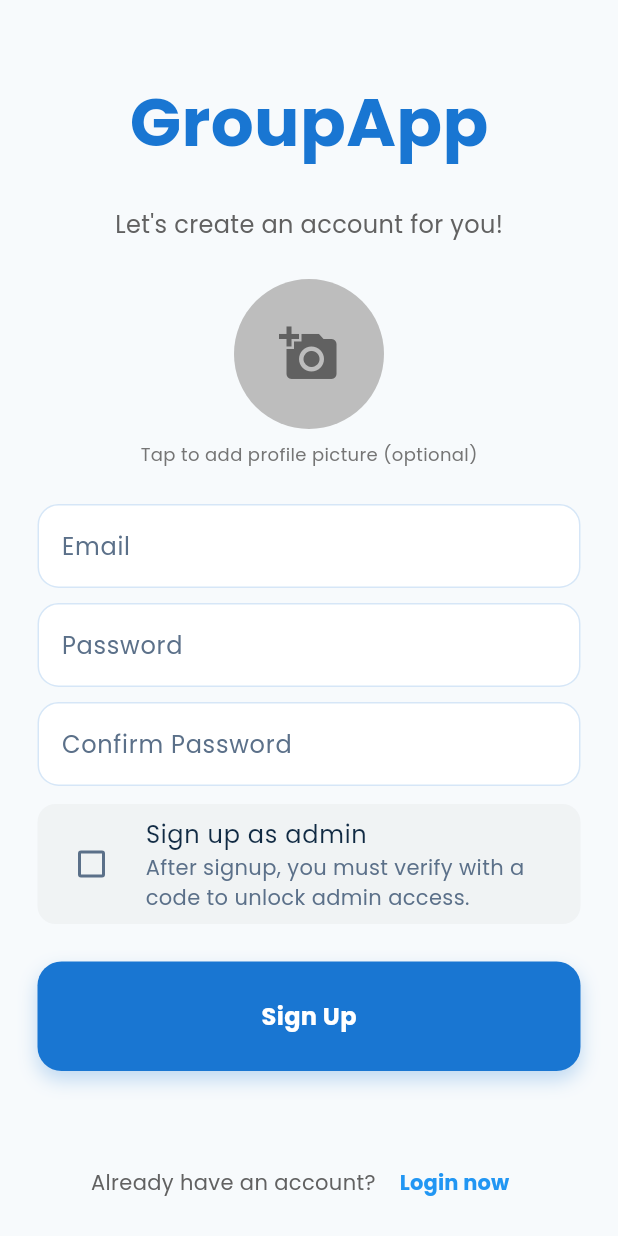
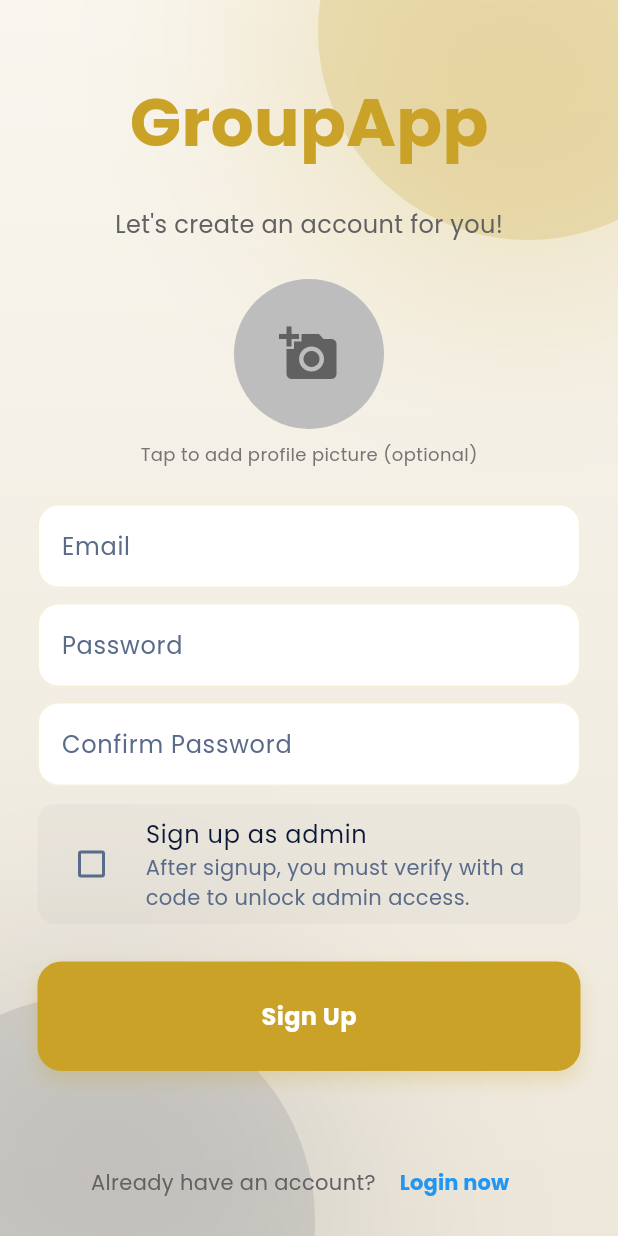
Before and after one commit to realcatapult/Map-25-26, a Flutter app: the screen it shows after launch, after a tap on "Register now", on a phone screen of 412 x 824 dp. Run offline on Flutter 3.47's test engine with Material 3 defaults, Android fonts, the light colour scheme and no system bars; our stand-ins replace cached_network_image, cloud_firestore, cloud_functions, file_picker, firebase_auth, firebase_core and 4 more; accounts and stored records are empty; network calls fail.

Commit message:
ui beautifications

```diff
--- a/lib/Pages/login_page.dart
+++ b/lib/Pages/login_page.dart
@@ -3,6 +3,7 @@ import 'package:login_ui/components/my_textfield.dart';
 import 'package:login_ui/components/my_button.dart';
 import 'package:login_ui/components/square_tile.dart';
 import 'package:login_ui/services/auth_service.dart';
+import 'package:login_ui/theme/app_theme.dart';
 
 class LoginPage extends StatefulWidget {
   final VoidCallback? showRegisterPage;
@@ -45,8 +46,9 @@ class _LoginPageState extends State<LoginPage> {
   @override
   Widget build(BuildContext context) {
     return Scaffold(
-      backgroundColor: Theme.of(context).scaffoldBackgroundColor,
-      body: SafeArea(
+      backgroundColor: Colors.transparent,
+      body: NeonBackground(
+        child: SafeArea(
         child: Center(
           child: SingleChildScrollView(
             padding: const EdgeInsets.symmetric(vertical: 24.0),
@@ -200,6 +202,7 @@ class _LoginPageState extends State<LoginPage> {
           ),
         ),
       ),
+      ),
     );
   }
 }
--- a/lib/Pages/register_page.dart
+++ b/lib/Pages/register_page.dart
@@ -3,6 +3,7 @@ import 'package:firebase_auth/firebase_auth.dart';
 import 'package:login_ui/components/my_textfield.dart';
 import 'package:login_ui/services/auth_service.dart';
 import 'package:login_ui/services/chat_service.dart';
+import 'package:login_ui/theme/app_theme.dart';
 import 'package:image_picker/image_picker.dart';
 import 'dart:io';
 
@@ -126,8 +127,9 @@ class _RegisterPageState extends State<RegisterPage> {
   @override
   Widget build(BuildContext context) {
     return Scaffold(
-      backgroundColor: Theme.of(context).scaffoldBackgroundColor,
-      body: SafeArea(
+      backgroundColor: Colors.transparent,
+      body: NeonBackground(
+        child: SafeArea(
         child: Center(
           child: SingleChildScrollView(
             padding: const EdgeInsets.symmetric(vertical: 24.0),
@@ -312,6 +314,7 @@ class _RegisterPageState extends State<RegisterPage> {
           ),
         ),
       ),
+      ),
     );
   }
 }
--- a/lib/main.dart
+++ b/lib/main.dart
@@ -68,12 +68,12 @@ class MyApp extends StatelessWidget {
             primary: primaryColor,
             secondary: secondaryColor,
             surface: surface,
-            surfaceContainerLow: isDark ? AppColors.surface : const Color(0xFFF1F5FB),
+            surfaceContainerLow: isDark ? AppColors.surface : const Color(0xFFF0EBDF),
             surfaceContainerHigh: surfaceHigh,
             surfaceContainerHighest: surfaceHigh,
             onSurface: baseTextColor,
             onSurfaceVariant: mutedTextColor,
-            onPrimary: Colors.white,
+            onPrimary: AppColors.navy,
           ),
       scaffoldBackgroundColor: isDark ? AppColors.bg : AppColors.bgLight,
       appBarTheme: const AppBarTheme(
@@ -87,8 +87,8 @@ class MyApp extends StatelessWidget {
       elevatedButtonTheme: ElevatedButtonThemeData(
         style: ElevatedButton.styleFrom(
           backgroundColor: primaryColor,
-          foregroundColor: Colors.white,
-          textStyle: const TextStyle(fontWeight: FontWeight.w700),
+          foregroundColor: AppColors.navy,
+          textStyle: const TextStyle(fontWeight: FontWeight.w800),
           shape: RoundedRectangleBorder(
             borderRadius: BorderRadius.circular(999),
           ),
--- a/lib/theme/app_theme.dart
+++ b/lib/theme/app_theme.dart
@@ -1,42 +1,52 @@
 import 'dart:ui';
 import 'package:flutter/material.dart';
 
-/// Blue-glass design tokens: the original blue palette + glassmorphism.
+/// Navy + White + Brass design tokens with glassmorphism and warm glow.
 class AppColors {
-  // Brand blues (unchanged from the original theme).
-  static const Color primary = Color(0xFF1976D2);
-  static const Color secondary = Color(0xFF42A5F5);
-  static const Color deepBlue = Color(0xFF0D47A1);
+  // Brass is the primary accent (warm gold).
+  static const Color brass = Color(0xFFC9A227);
+  static const Color brassLight = Color(0xFFE6C55A);
+  static const Color brassDeep = Color(0xFF9A7B1B);
 
-  // Kept for widgets that referenced accents; mapped onto the blue family so
-  // "glow" highlights read as blue rather than cyan/neon.
-  static const Color cyan = Color(0xFF42A5F5);
-  static const Color teal = Color(0xFF64B5F6);
-  static const Color green = Color(0xFF90CAF9);
+  // Navy is the brand/base color.
+  static const Color navy = Color(0xFF0A1836);
+  static const Color navyMid = Color(0xFF14294F);
+  static const Color navyDeep = Color(0xFF060F24);
 
-  // Base surfaces (dark) — the original navy tones.
-  static const Color bg = Color(0xFF0F172A); // scaffold background
-  static const Color surface = Color(0xFF1E293B); // card / elevated panel
-  static const Color surfaceHigh = Color(0xFF243447); // higher elevation
+  // Primary/secondary map to brass + navy so buttons/highlights read brass.
+  static const Color primary = brass;
+  static const Color secondary = brassLight;
+  static const Color deepBlue = navy;
 
-  // Light-mode base (original).
-  static const Color bgLight = Color(0xFFF7FAFC);
+  // Legacy accent aliases (many widgets reference these) → brass family, so
+  // every existing "glow"/highlight becomes brass automatically.
+  static const Color cyan = brass;
+  static const Color teal = brassLight;
+  static const Color green = brassLight;
+
+  // Base surfaces (dark navy).
+  static const Color bg = navy; // scaffold background
+  static const Color surface = Color(0xFF13254A); // card / elevated panel
+  static const Color surfaceHigh = Color(0xFF1B3059); // higher elevation
+
+  // Light-mode base — soft warm-white (navy text, brass accents).
+  static const Color bgLight = Color(0xFFF6F3EC); // warm ivory
   static const Color surfaceLight = Color(0xFFFFFFFF);
 
-  static const Color textDark = Color(0xFFFFFFFF);
-  static const Color textMutedDark = Color(0xFF9FB3C8);
-  static const Color textLight = Color(0xFF102A43);
-  static const Color textMutedLight = Color(0xFF5B7089);
+  static const Color textDark = Color(0xFFF3F6FC); // near-white on navy
+  static const Color textMutedDark = Color(0xFFAEBBD4);
+  static const Color textLight = navy; // navy text in light mode
+  static const Color textMutedLight = Color(0xFF5A6B8A);
 
-  /// Signature diagonal brand gradient (all blue).
+  /// Signature diagonal brand gradient (navy → brass hint).
   static const List<Color> brandGradient = [
-    Color(0xFF0D47A1),
-    Color(0xFF1976D2),
-    Color(0xFF42A5F5),
+    Color(0xFF060F24),
+    Color(0xFF0A1836),
+    Color(0xFF1B3059),
   ];
 
-  /// Accent gradient used on buttons / highlights (blue).
-  static const List<Color> accentGradient = [primary, secondary];
+  /// Accent gradient used on buttons / highlights (brass).
+  static const List<Color> accentGradient = [brass, brassLight];
 }
 
 /// A full-screen animated-looking gradient backdrop with soft neon glows.
@@ -48,33 +58,42 @@ class NeonBackground extends StatelessWidget {
   @override
   Widget build(BuildContext context) {
     final isDark = Theme.of(context).brightness == Brightness.dark;
-    if (!isDark) {
-      return Container(color: AppColors.bgLight, child: child);
-    }
+
+    // Base gradient + glow tints differ per mode, but BOTH get the wallpaper.
+    final baseGradient = isDark
+        ? const [Color(0xFF060F24), Color(0xFF0C1B3A)]
+        : const [Color(0xFFF9F6EF), Color(0xFFEDE7DA)];
+    final glowTop = isDark
+        ? AppColors.brass.withValues(alpha: 0.20)
+        : AppColors.brass.withValues(alpha: 0.22);
+    final glowBottom = isDark
+        ? AppColors.navyMid.withValues(alpha: 0.45)
+        : AppColors.navy.withValues(alpha: 0.10);
+
     return Stack(
       children: [
-        const Positioned.fill(
+        Positioned.fill(
           child: DecoratedBox(
             decoration: BoxDecoration(
               gradient: LinearGradient(
-                colors: [Color(0xFF070B14), Color(0xFF0B1426)],
+                colors: baseGradient,
                 begin: Alignment.topCenter,
                 end: Alignment.bottomCenter,
               ),
             ),
           ),
         ),
-        // Soft neon glow, top-right.
+        // Warm brass glow, top-right.
         Positioned(
           top: -120,
           right: -80,
-          child: _glow(AppColors.cyan.withValues(alpha: 0.16), 280),
+          child: _glow(glowTop, 280),
         ),
-        // Soft neon glow, bottom-left.
+        // Navy glow, bottom-left.
         Positioned(
           bottom: -140,
           left: -90,
-          child: _glow(AppColors.green.withValues(alpha: 0.12), 300),
+          child: _glow(glowBottom, 300),
         ),
         child,
       ],
```
Also changed, not shown: lib/Pages/admin_dashboard_page.dart (+12 -9 lines), lib/Pages/direct_message_page.dart (+8 -5 lines), lib/Pages/discover_page.dart (+6 -3 lines), lib/Pages/search_page.dart (+6 -3 lines), lib/Pages/settings_page.dart (+10 -6 lines), lib/Pages/support_chat_page.dart (+9 -6 lines), lib/components/interests_picker_dialog.dart (+14 -13 lines), lib/components/jarvis_avatar.dart (+10 -10 lines).
